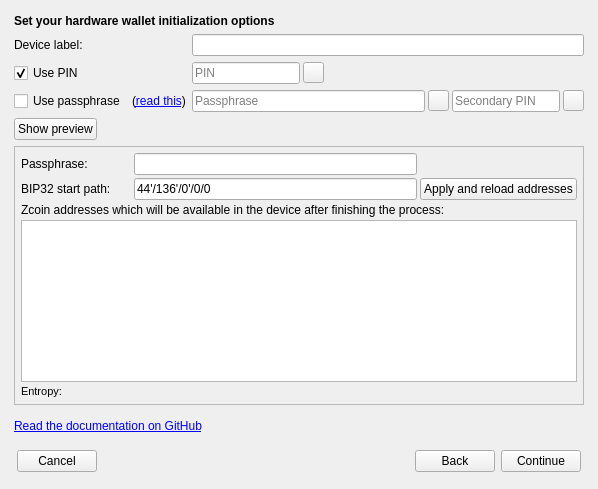
The window that src/ui/ui_initialize_hw_dlg.ui (Bertrand256/dash-masternode-tool) describes before a commit, drawn with Qt 5.
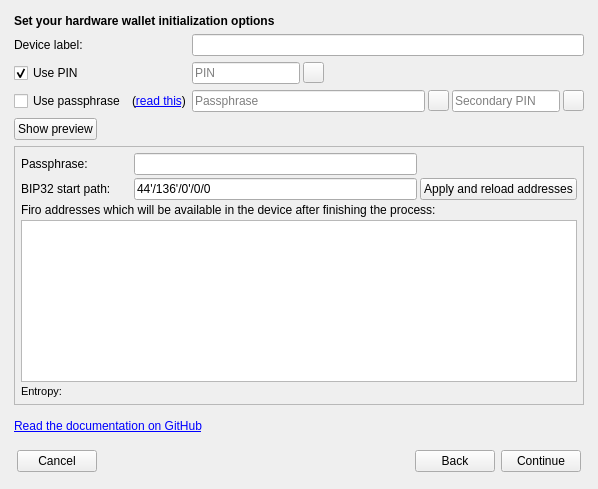
The same window after the commit. The open tabs and pages were chosen to show the change.

Commit message: Firo in text messages

Diff of the .ui file:
```diff
--- a/src/ui/ui_initialize_hw_dlg.ui
+++ b/src/ui/ui_initialize_hw_dlg.ui
@@ -861,7 +861,7 @@
              <item>
               <widget class="QLabel" name="label_5">
                <property name="text">
-                <string>Zcoin addresses which will be available in the device after finishing the process:</string>
+                <string>Firo addresses which will be available in the device after finishing the process:</string>
                </property>
                <property name="wordWrap">
                 <bool>true</bool>
```
The commit also changes 28 other files.
